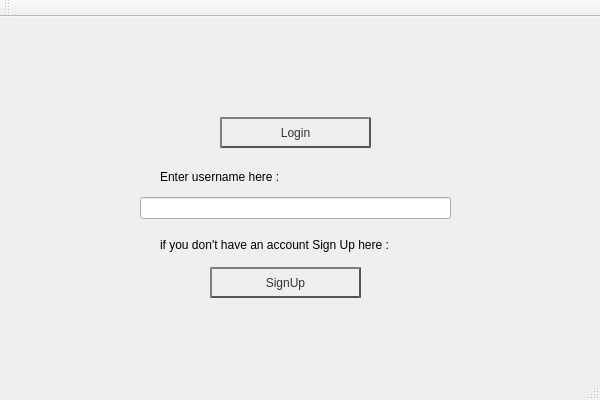
The window that ProjectModernCpp/ProjectModernCpp.ui (razvaann2/ProjectModernCpp) describes before a commit, drawn with Qt 5.
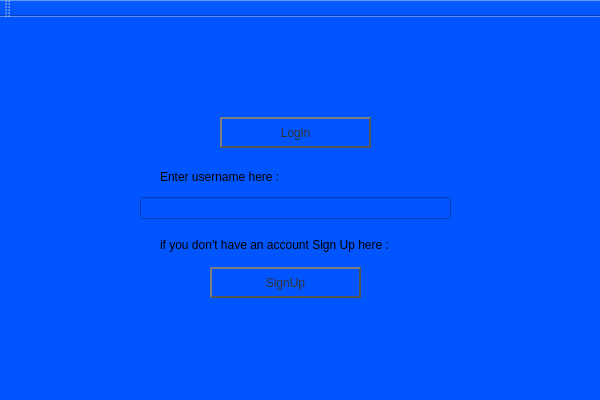
The same window after the commit.

```diff
--- a/ProjectModernCpp/ProjectModernCpp.ui
+++ b/ProjectModernCpp/ProjectModernCpp.ui
@@ -13,6 +13,9 @@
   <property name="windowTitle">
    <string>ProjectModernCpp</string>
   </property>
+  <property name="styleSheet">
+   <string notr="true">background-color: rgb(0, 85, 255);</string>
+  </property>
   <widget class="QWidget" name="centralWidget">
    <widget class="QPushButton" name="pushButton">
     <property name="geometry">
```
